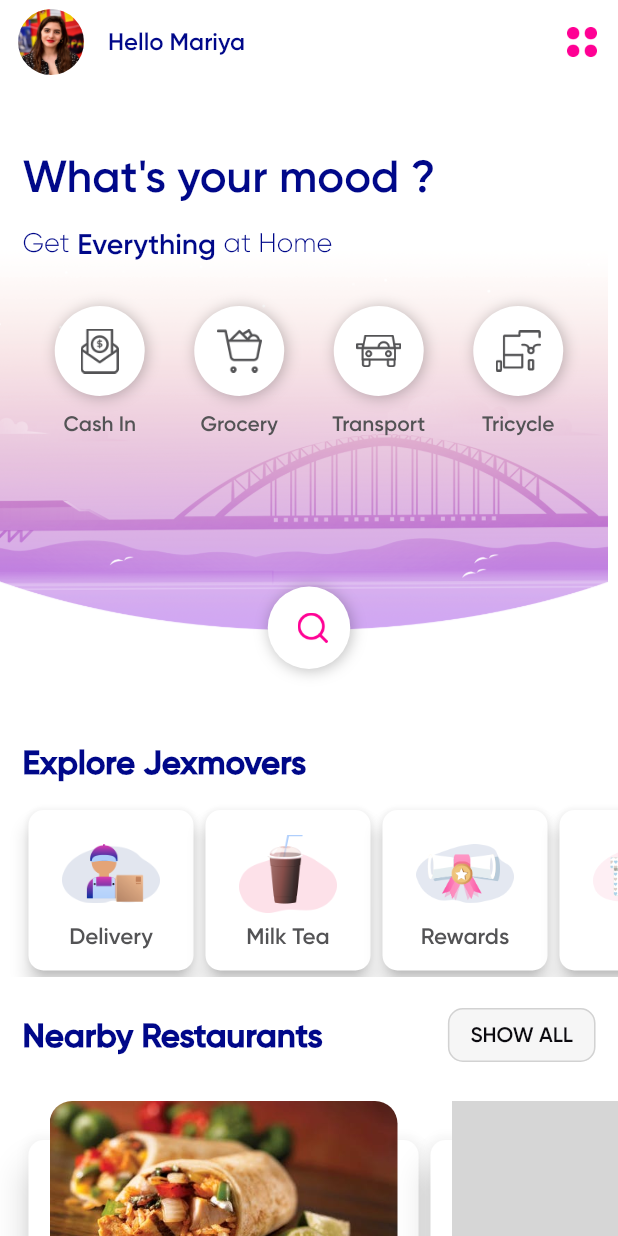
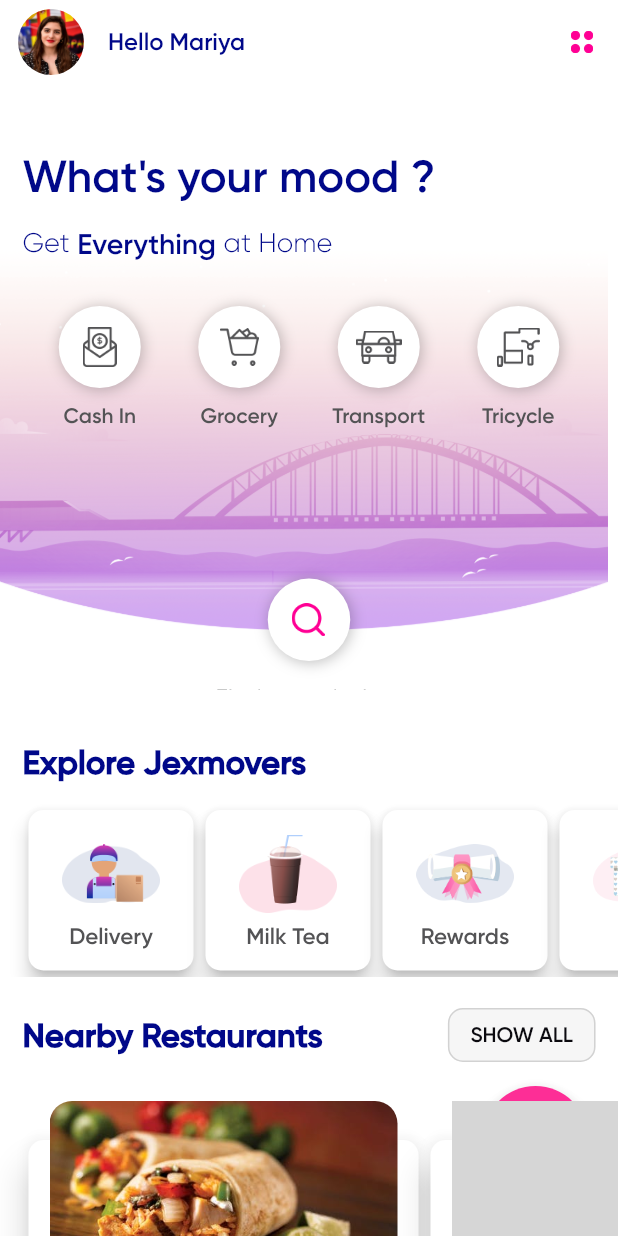
Before and after one commit to vinay667/flutter_app, a Flutter app: the screen it shows after launch, on a phone screen of 412 x 824 dp. Run offline on Flutter 3.47's test engine with Material 2 defaults, Android fonts, the phone set to English and light mode, and no system bars; grey boxes are pictures that could not be loaded.

Commit message:
Floating button issue fixed

```diff
--- a/lib/main.dart
+++ b/lib/main.dart
@@ -77,13 +77,13 @@ class StaggerAnimation extends StatelessWidget {
                 ),
               ),
               Padding(
-                  padding: EdgeInsets.only(right: 15),
+                  padding: EdgeInsets.only(right: 17),
                   child: Align(
                       alignment: Alignment.centerRight,
                       child: Image.asset(
                         'images/search.png',
-                        height: 20,
-                        width: 20,
+                        height: 22,
+                        width: 22,
                       )))
             ],
           )),
@@ -155,7 +155,9 @@ class _MyHomePageState extends State<MyHomePage> with TickerProviderStateMixin {
   Widget build(BuildContext context) {
     timeDilation = 3.0;
     return MaterialApp(
-      home: CustomScrollView(
+      home: Stack(
+        children: <Widget>[
+          CustomScrollView(
             controller: _controller22,
             slivers: <Widget>[
               //Toolbar code
@@ -179,6 +181,8 @@ class _MyHomePageState extends State<MyHomePage> with TickerProviderStateMixin {
                     opacity: opacityValue2,
                     duration: Duration(milliseconds: 50),
                     child: Container(
+                      height: 39,
+                        width: 37,
                         margin: EdgeInsets.only(left: 12, top: 6, bottom: 6),
                         decoration: new BoxDecoration(
                             shape: BoxShape.circle,
@@ -190,8 +194,8 @@ class _MyHomePageState extends State<MyHomePage> with TickerProviderStateMixin {
                     IconButton(
                       icon: Image.asset(
                         'images/hamb.png',
-                    width: 20,
-                    height: 20,
+                        width: 15,
+                        height: 15,
                       ),
                       tooltip: 'Add new entry',
                       onPressed: () {
@@ -270,8 +274,8 @@ class _MyHomePageState extends State<MyHomePage> with TickerProviderStateMixin {
                                       child: Column(
                                         children: <Widget>[
                                           Container(
-                                      width: 60.0,
-                                      height: 60.0,
+                                              width: 54.7,
+                                              height: 54.7,
                                               decoration: new BoxDecoration(
                                                 color: Colors.white,
                                                 shape: BoxShape.circle,
@@ -286,8 +290,8 @@ class _MyHomePageState extends State<MyHomePage> with TickerProviderStateMixin {
                                               child: Center(
                                                   child: Image.asset(
                                                     'images/cash_in.png',
-                                        height: 30,
-                                        width: 30,
+                                                    height: 26.7,
+                                                    width: 22.7,
                                                   ))),
                                           Padding(
                                             padding: EdgeInsets.only(top: 10),
@@ -309,8 +313,8 @@ class _MyHomePageState extends State<MyHomePage> with TickerProviderStateMixin {
                                       child: Column(
                                         children: <Widget>[
                                           Container(
-                                      width: 60.0,
-                                      height: 60.0,
+                                              width: 54.7,
+                                              height: 54.7,
                                               decoration: new BoxDecoration(
                                                 color: Colors.white,
                                                 shape: BoxShape.circle,
@@ -325,8 +329,8 @@ class _MyHomePageState extends State<MyHomePage> with TickerProviderStateMixin {
                                               child: Center(
                                                   child: Image.asset(
                                                     'images/grocery.png',
-                                        height: 30,
-                                        width: 30,
+                                                    height: 25,
+                                                    width: 26,
                                                   ))),
                                           Padding(
                                             padding: EdgeInsets.only(top: 10),
@@ -348,8 +352,8 @@ class _MyHomePageState extends State<MyHomePage> with TickerProviderStateMixin {
                                       child: Column(
                                         children: <Widget>[
                                           Container(
-                                      width: 60.0,
-                                      height: 60.0,
+                                              width: 54.7,
+                                              height: 54.7,
                                               decoration: new BoxDecoration(
                                                 color: Colors.white,
                                                 shape: BoxShape.circle,
@@ -364,8 +368,8 @@ class _MyHomePageState extends State<MyHomePage> with TickerProviderStateMixin {
                                               child: Center(
                                                   child: Image.asset(
                                                     'images/transport.png',
-                                        height: 30,
-                                        width: 30,
+                                                    height: 22,
+                                                    width: 30.7,
                                                   ))),
                                           Padding(
                                             padding: EdgeInsets.only(top: 10),
@@ -387,8 +391,8 @@ class _MyHomePageState extends State<MyHomePage> with TickerProviderStateMixin {
                                       child: Column(
                                         children: <Widget>[
                                           Container(
-                                      width: 60.0,
-                                      height: 60.0,
+                                              width: 54.7,
+                                              height: 54.7,
                                               decoration: new BoxDecoration(
                                                 color: Colors.white,
                                                 shape: BoxShape.circle,
@@ -403,8 +407,8 @@ class _MyHomePageState extends State<MyHomePage> with TickerProviderStateMixin {
                                               child: Center(
                                                   child: Image.asset(
                                                     'images/cycle.png',
-                                        height: 30,
-                                        width: 30,
+                                                    height: 26,
+                                                    width: 28.7,
                                                   ))),
                                           Padding(
                                             padding: EdgeInsets.only(top: 10),
@@ -1214,6 +1218,27 @@ class _MyHomePageState extends State<MyHomePage> with TickerProviderStateMixin {
                         ])),
 
                     //FloatingButton Code
+                   /* Positioned(
+                        right: 20,
+                        bottom: 30,
+                        child: Align(
+                            alignment: Alignment.bottomRight,
+                            child: Container(
+                              width: 70,
+                              height: 70,
+                              child: FloatingActionButton(
+                                child: Image.asset('images/cart.png',
+                                    width: 36, height: 24),
+                                backgroundColor: MyColor.pinkColor,
+                                onPressed: () {},
+                              ),
+                            ))),*/
+                  ],
+                ),
+              ),
+            ],
+          ),
+
           Positioned(
               right: 20,
               bottom: 30,
@@ -1224,16 +1249,18 @@ class _MyHomePageState extends State<MyHomePage> with TickerProviderStateMixin {
                     height: 70,
                     child: FloatingActionButton(
                       child: Image.asset('images/cart.png',
-                                width: 30, height: 30),
+                          width: 36, height: 24),
                       backgroundColor: MyColor.pinkColor,
                       onPressed: () {},
                     ),
                   ))),
+
         ],
-            ),
-          ),
-        ],
-      ),
+
+
+      )
+
+
     );
   }
 }
```
Lines whose indentation alone changed are shown as unchanged.
